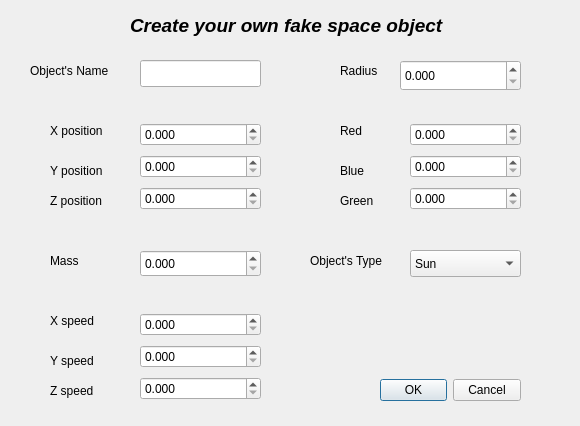
Qt form GravSimUI2/addspaceobject.ui (Fallacies-TE/GravSim) before a commit.
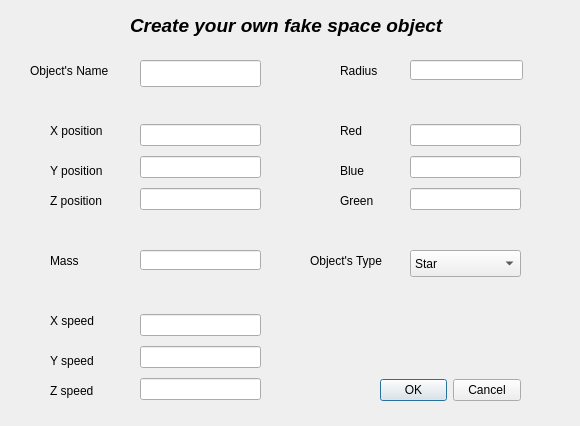
The same form after that commit.

```diff
--- a/GravSimUI2/addspaceobject.ui
+++ b/GravSimUI2/addspaceobject.ui
@@ -54,22 +54,6 @@
     <string/>
    </property>
   </widget>
-  <widget class="QDoubleSpinBox" name="doubleSpinBox_4">
-   <property name="geometry">
-    <rect>
-     <x>140</x>
-     <y>250</y>
-     <width>121</width>
-     <height>27</height>
-    </rect>
-   </property>
-   <property name="decimals">
-    <number>3</number>
-   </property>
-   <property name="maximum">
-    <double>999999999.998999953269958</double>
-   </property>
-  </widget>
   <widget class="QComboBox" name="comboBox">
    <property name="geometry">
     <rect>
@@ -81,7 +65,7 @@
    </property>
    <item>
     <property name="text">
-     <string>Sun</string>
+     <string>Star</string>
     </property>
    </item>
    <item>
@@ -283,34 +267,13 @@
    </property>
    <layout class="QVBoxLayout" name="verticalLayout">
     <item>
-     <widget class="QDoubleSpinBox" name="doubleSpinBox_5">
-      <property name="decimals">
-       <number>3</number>
-      </property>
-      <property name="maximum">
-       <double>999999999.998999953269958</double>
-      </property>
-     </widget>
+     <widget class="QLineEdit" name="lineEdit_6"/>
     </item>
     <item>
-     <widget class="QDoubleSpinBox" name="doubleSpinBox_6">
-      <property name="decimals">
-       <number>3</number>
-      </property>
-      <property name="maximum">
-       <double>999999999.998999953269958</double>
-      </property>
-     </widget>
+     <widget class="QLineEdit" name="lineEdit_7"/>
     </item>
     <item>
-     <widget class="QDoubleSpinBox" name="doubleSpinBox_7">
-      <property name="decimals">
-       <number>3</number>
-      </property>
-      <property name="maximum">
-       <double>999999999.998999953269958</double>
-      </property>
-     </widget>
+     <widget class="QLineEdit" name="lineEdit_8"/>
     </item>
    </layout>
   </widget>
@@ -325,34 +288,13 @@
    </property>
    <layout class="QVBoxLayout" name="verticalLayout_2">
     <item>
-     <widget class="QDoubleSpinBox" name="doubleSpinBox">
-      <property name="decimals">
-       <number>3</number>
-      </property>
-      <property name="maximum">
-       <double>999999999.998999953269958</double>
-      </property>
-     </widget>
+     <widget class="QLineEdit" name="lineEdit_2"/>
     </item>
     <item>
-     <widget class="QDoubleSpinBox" name="doubleSpinBox_2">
-      <property name="decimals">
-       <number>3</number>
-      </property>
-      <property name="maximum">
-       <double>999999999.998999953269958</double>
-      </property>
-     </widget>
+     <widget class="QLineEdit" name="lineEdit_3"/>
     </item>
     <item>
-     <widget class="QDoubleSpinBox" name="doubleSpinBox_3">
-      <property name="decimals">
-       <number>3</number>
-      </property>
-      <property name="maximum">
-       <double>999999999.998999953269958</double>
-      </property>
-     </widget>
+     <widget class="QLineEdit" name="lineEdit_4"/>
     </item>
    </layout>
   </widget>
@@ -367,34 +309,13 @@
    </property>
    <layout class="QVBoxLayout" name="verticalLayout_3">
     <item>
-     <widget class="QDoubleSpinBox" name="doubleSpinBox_8">
-      <property name="decimals">
-       <number>3</number>
-      </property>
-      <property name="maximum">
-       <double>999999999.998999953269958</double>
-      </property>
-     </widget>
+     <widget class="QLineEdit" name="lineEdit_10"/>
     </item>
     <item>
-     <widget class="QDoubleSpinBox" name="doubleSpinBox_9">
-      <property name="decimals">
-       <number>3</number>
-      </property>
-      <property name="maximum">
-       <double>999999999.998999953269958</double>
-      </property>
-     </widget>
+     <widget class="QLineEdit" name="lineEdit_11"/>
     </item>
     <item>
-     <widget class="QDoubleSpinBox" name="doubleSpinBox_10">
-      <property name="decimals">
-       <number>3</number>
-      </property>
-      <property name="maximum">
-       <double>999999999.998999953269958</double>
-      </property>
-     </widget>
+     <widget class="QLineEdit" name="lineEdit_12"/>
     </item>
    </layout>
   </widget>
@@ -411,20 +332,24 @@
     <string>Radius</string>
    </property>
   </widget>
-  <widget class="QDoubleSpinBox" name="doubleSpinBox_11">
+  <widget class="QLineEdit" name="lineEdit_5">
    <property name="geometry">
     <rect>
-     <x>400</x>
-     <y>60</y>
+     <x>140</x>
+     <y>250</y>
      <width>121</width>
-     <height>31</height>
+     <height>20</height>
     </rect>
    </property>
-   <property name="decimals">
-    <number>3</number>
-   </property>
-   <property name="maximum">
-    <double>999999999.998999953269958</double>
+  </widget>
+  <widget class="QLineEdit" name="lineEdit_9">
+   <property name="geometry">
+    <rect>
+     <x>410</x>
+     <y>60</y>
+     <width>113</width>
+     <height>20</height>
+    </rect>
    </property>
   </widget>
  </widget>
```
Left out of the diff: 20 changed lines with no effect on the pictures.
